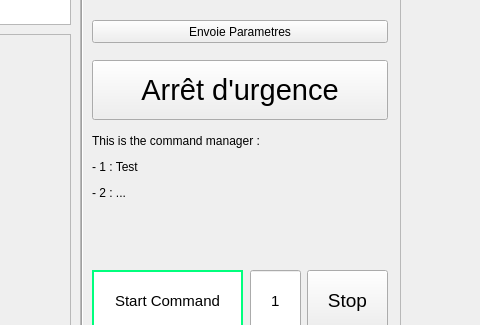
LoicBoileau/Projet-S4---Robot-Delta, file Controls/Mainwindow.ui: the form before one commit; both pictures show x 530 to 1010 and y 255 to 580 of the 1099 by 809 pixel window.
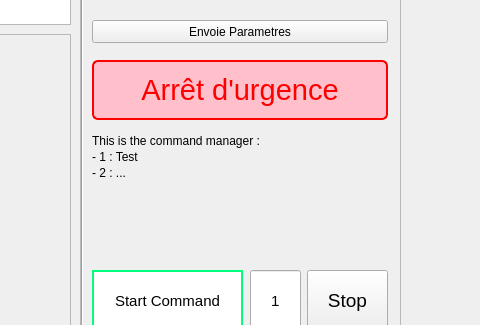
The form after the commit. Custom widgets are drawn as their Qt base class.

Commit message: Régler issue #26 faire clignoter le EStop

What changed in the file:
```diff
--- a/Controls/Mainwindow.ui
+++ b/Controls/Mainwindow.ui
@@ -85,7 +85,7 @@
      <set>Qt::AlignLeading|Qt::AlignLeft|Qt::AlignVCenter</set>
     </property>
    </widget>
-   <widget class="QChartView" name="graph">
+   <widget class="QGraphicsView" name="graph">
     <property name="geometry">
      <rect>
       <x>10</x>
@@ -363,8 +363,7 @@
       <string>&lt;html&gt;&lt;head/&gt;&lt;body&gt;&lt;p&gt;Stop&lt;/p&gt;&lt;/body&gt;&lt;/html&gt;</string>
      </property>
      <property name="styleSheet">
-      <string notr="true">#Estop 
-{
+      <string notr="true">#EStop {
 border: 2px solid #8f8f91;
 border-radius: 6px;
 
@@ -508,9 +507,9 @@
 &lt;html&gt;&lt;head&gt;&lt;meta name=&quot;qrichtext&quot; content=&quot;1&quot; /&gt;&lt;style type=&quot;text/css&quot;&gt;
 p, li { white-space: pre-wrap; }
 &lt;/style&gt;&lt;/head&gt;&lt;body style=&quot; font-family:'MS Shell Dlg 2'; font-size:8pt; font-weight:400; font-style:normal;&quot;&gt;
-&lt;p style=&quot; margin-top:12px; margin-bottom:12px; margin-left:0px; margin-right:0px; -qt-block-indent:0; text-indent:0px;&quot;&gt;&lt;span style=&quot; font-size:9pt;&quot;&gt;This is the command manager :&lt;/span&gt;&lt;/p&gt;
-&lt;p style=&quot; margin-top:12px; margin-bottom:12px; margin-left:0px; margin-right:0px; -qt-block-indent:0; text-indent:0px;&quot;&gt;&lt;span style=&quot; font-size:9pt;&quot;&gt;- 1 : Test &lt;/span&gt;&lt;/p&gt;
-&lt;p style=&quot; margin-top:12px; margin-bottom:12px; margin-left:0px; margin-right:0px; -qt-block-indent:0; text-indent:0px;&quot;&gt;&lt;span style=&quot; font-size:9pt;&quot;&gt;- 2 : ...&lt;/span&gt;&lt;/p&gt;&lt;/body&gt;&lt;/html&gt;</string>
+&lt;p style=&quot; margin-top:2px; margin-bottom:2px; margin-left:0px; margin-right:0px; -qt-block-indent:0; text-indent:0px;&quot;&gt;&lt;span style=&quot; font-size:9pt;&quot;&gt;This is the command manager :&lt;/span&gt;&lt;/p&gt;
+&lt;p style=&quot; margin-top:2px; margin-bottom:2px; margin-left:0px; margin-right:0px; -qt-block-indent:0; text-indent:0px;&quot;&gt;&lt;span style=&quot; font-size:9pt;&quot;&gt;- 1 : Test &lt;/span&gt;&lt;/p&gt;
+&lt;p style=&quot; margin-top:2px; margin-bottom:2px; margin-left:0px; margin-right:0px; -qt-block-indent:0; text-indent:0px;&quot;&gt;&lt;span style=&quot; font-size:9pt;&quot;&gt;- 2 : ...&lt;/span&gt;&lt;/p&gt;&lt;/body&gt;&lt;/html&gt;</string>
      </property>
      <property name="alignment">
       <set>Qt::AlignLeading|Qt::AlignLeft|Qt::AlignTop</set>
@@ -536,13 +535,6 @@
   </widget>
   <widget class="QStatusBar" name="statusbar"/>
  </widget>
- <customwidgets>
-  <customwidget>
-   <class>QChartView</class>
-   <extends>QGraphicsView</extends>
-   <header location="global">QtCharts</header>
-  </customwidget>
- </customwidgets>
  <resources/>
  <connections/>
 </ui>
```
The commit also changes 8 other files.
